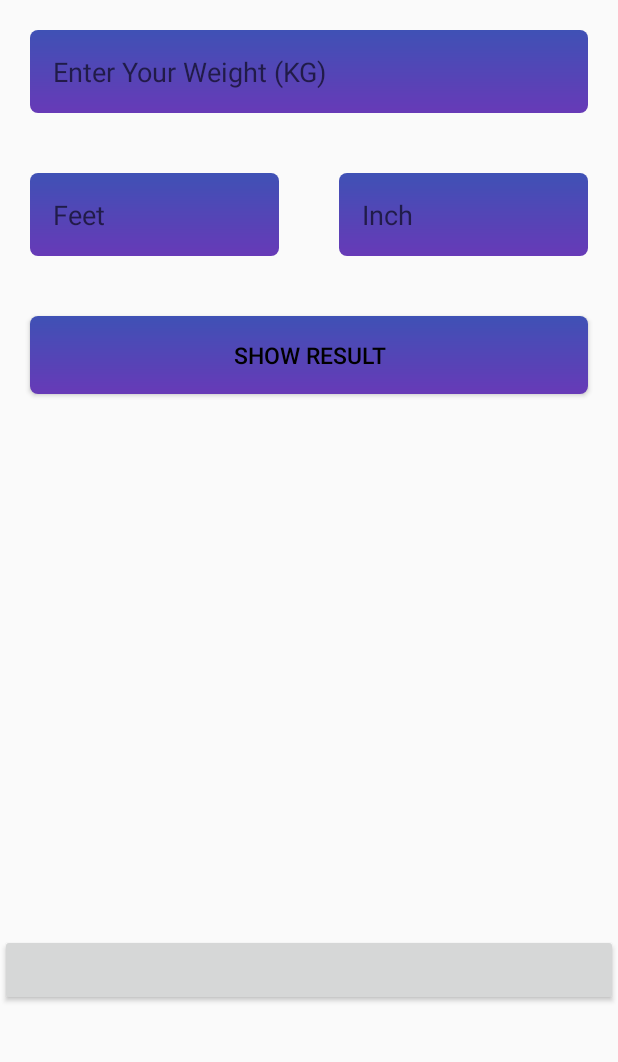
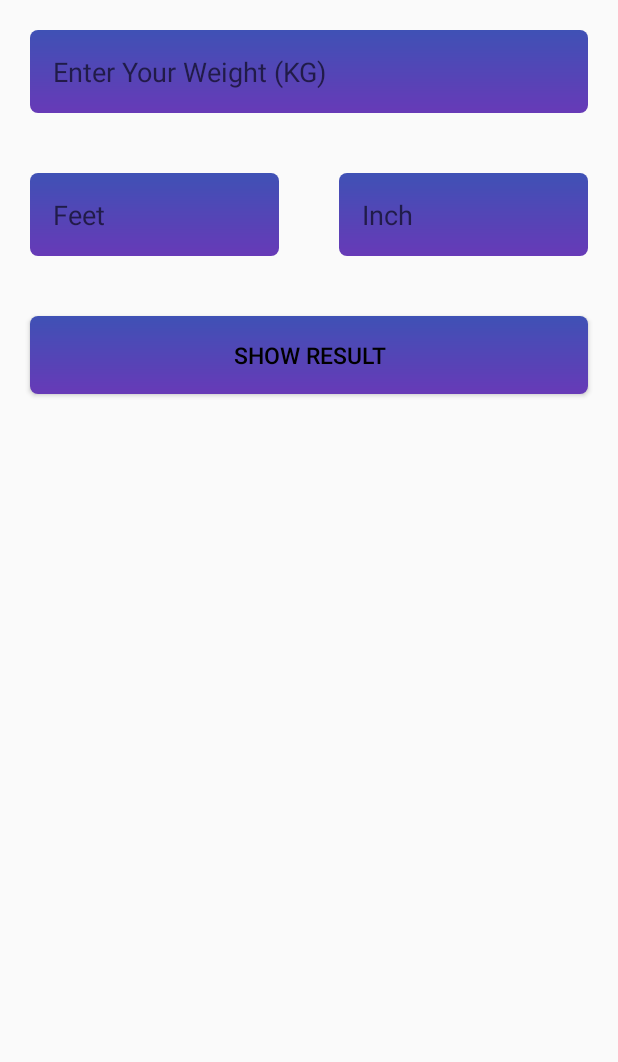
Before and after one commit to practicecodding/BMI_Calculator, an Android app: the screen it shows after launch (MainActivity), on a phone screen of 412 x 824 dp, the part 120-1182 px from its top. Run offline under Robolectric (Android 15) with nearby library versions, the phone set to English and light mode, and no system bars.

Commit message:
S.M.Hamidul

```diff
--- a/app/src/main/res/layout/activity_main.xml
+++ b/app/src/main/res/layout/activity_main.xml
@@ -112,12 +112,6 @@
         android:padding="20dp"
         />
 
-    <Button
-        android:layout_width="match_parent"
-        android:layout_height="wrap_content"
-      />
-
-
 
 
 
```
